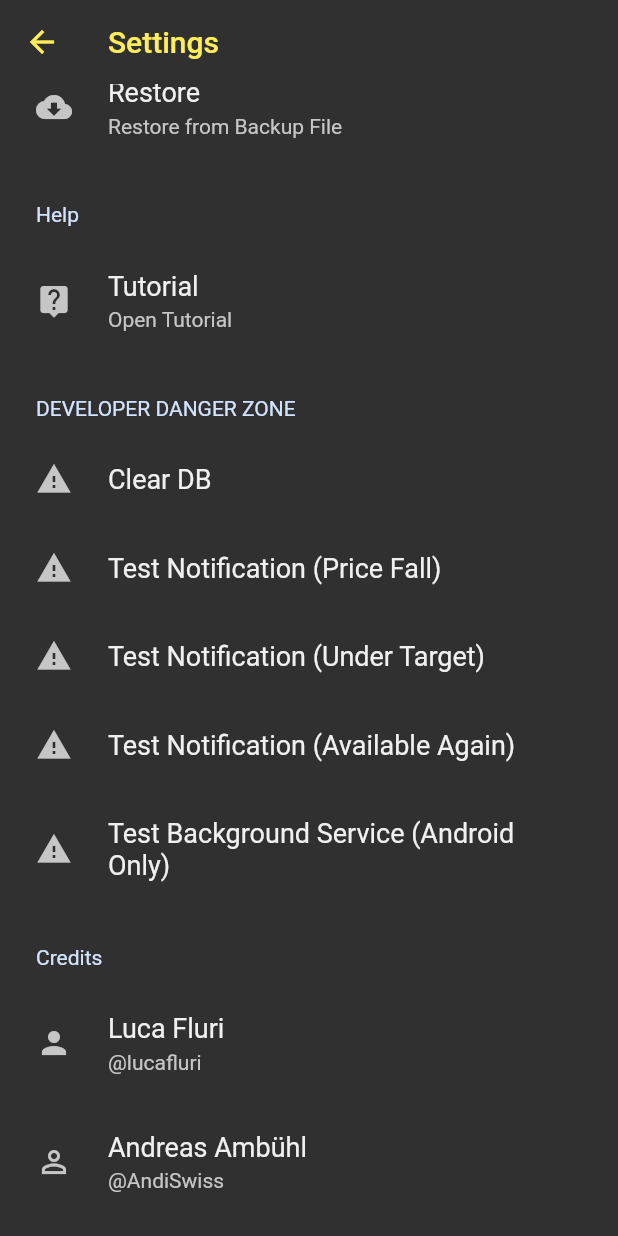
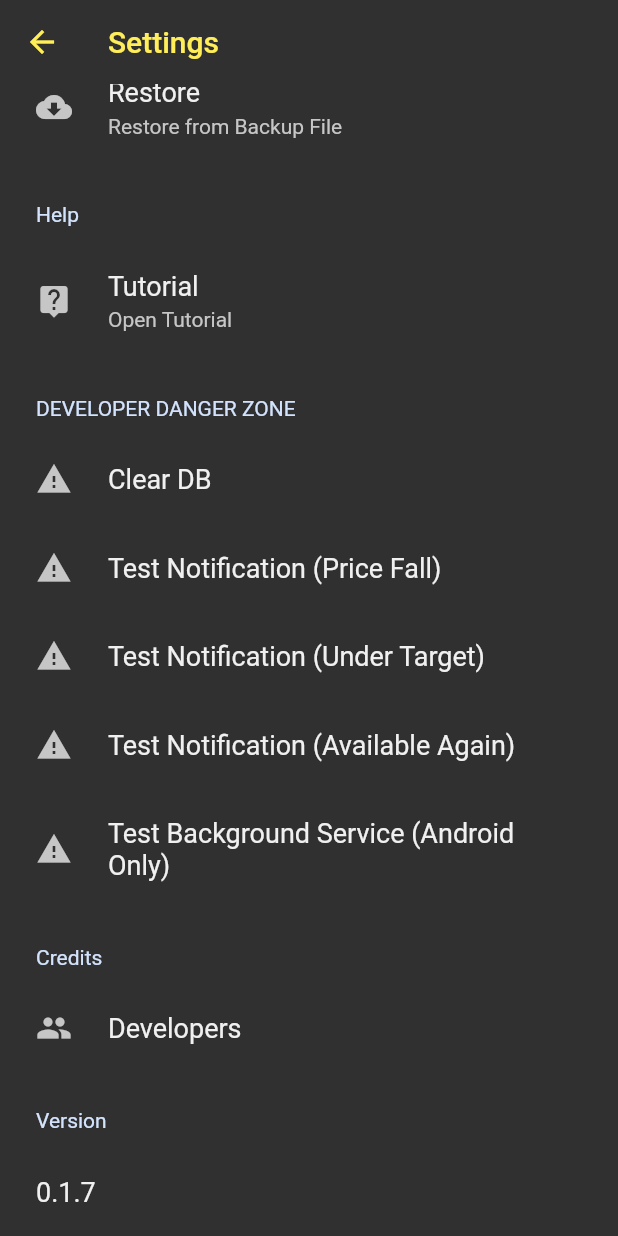
Before and after one commit to lucafluri/price_tracker, a Flutter app: the SettingsScreenView screen opened directly with empty values, scrolled down 153 dp, on a phone screen of 412 x 824 dp. Run offline on Flutter 3.47's test engine with Material 2 defaults, Android fonts, the phone set to English and light mode, and no system bars; drawn by our look-alikes of settings_ui; our stand-ins replace adaptive_dialog, basic_utils, cached_network_image, flutter_local_notifications, flutter_slidable, intro_slider and 7 more; missing offline and left inert: bezier_chart, flutter_clipboard_manager, flutter_file_dialog, receive_sharing_intent, simple_search_bar, workmanager and 1 more; accounts and stored records are empty; network calls fail; statements that could not run were skipped.

Commit message:
feat(settings): Add seperate credits view

```diff
--- a/lib/routes.dart
+++ b/lib/routes.dart
@@ -1,10 +1,12 @@
 import 'package:flutter/widgets.dart';
 import 'package:price_tracker/screens/home/home.dart';
 import 'package:price_tracker/screens/intro/intro.dart';
+import 'package:price_tracker/screens/settings/devs.dart';
 import 'package:price_tracker/screens/settings/settings.dart';
 
 final Map<String, WidgetBuilder> routes = <String, WidgetBuilder>{
   "/": (BuildContext context) => HomeScreen(),
   "/intro": (context) => IntroScreen(),
   "/settings": (context) => SettingsScreen(),
+  "/settings/devs": (context) => DevsScreen(),
 };
--- a/lib/screens/settings/settings.dart
+++ b/lib/screens/settings/settings.dart
@@ -125,36 +125,10 @@ class SettingsScreenView extends WidgetView<SettingsScreen, Settings> {
                 title: 'Credits',
                 tiles: [
                   SettingsTile(
-                    title: 'Luca Fluri',
-                    subtitle: '@lucafluri',
-                    leading: Icon(Icons.person),
-                    onTap: () {
-                      launchUrl("https://www.lucafluri.ch");
-                    },
-                  ),
-                  SettingsTile(
-                    title: 'Andreas Ambühl',
-                    subtitle: '@AndiSwiss',
-                    leading: Icon(Icons.person_outline),
-                    onTap: () {
-                      launchUrl("https://andiswiss.ch/");
-                    },
-                  ),
-                  SettingsTile(
-                    title: 'Dario Breitenstein',
-                    subtitle: '@chdabre',
-                    leading: Icon(Icons.person_outline),
-                    onTap: () {
-                      launchUrl("https://www.imakethings.ch/");
-                    },
-                  ),
-                  SettingsTile(
-                    title: 'Marc Schnydrig',
-                    subtitle: '@marcschny',
-                    leading: Icon(Icons.person_outline),
-                    onTap: () {
-                      launchUrl("https://github.com/marcschny");
-                    },
+                    title: 'Developers',
+                    leading: Icon(Icons.group),
+                    onTap: () =>
+                        Navigator.of(context).pushNamed("/settings/devs"),
                   ),
                 ],
               ),
```
Also changed, not shown: lib/screens/settings/devs.dart (added, +89 -0 lines).
